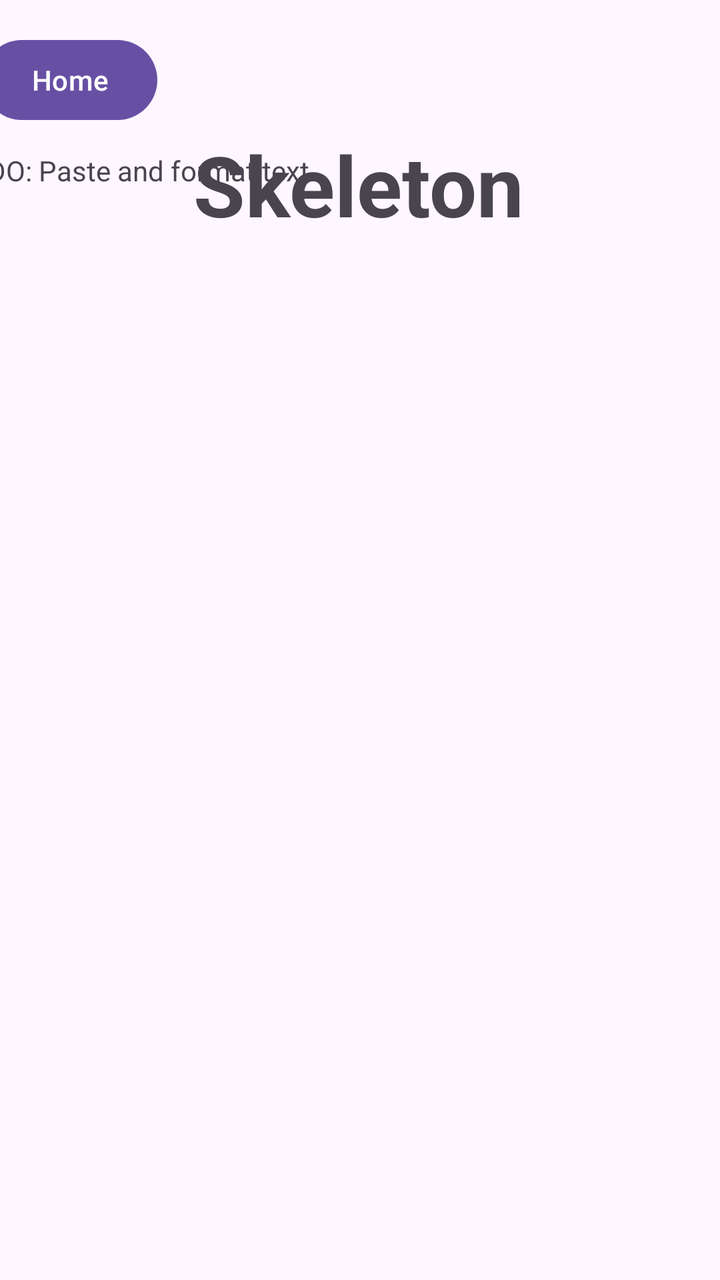
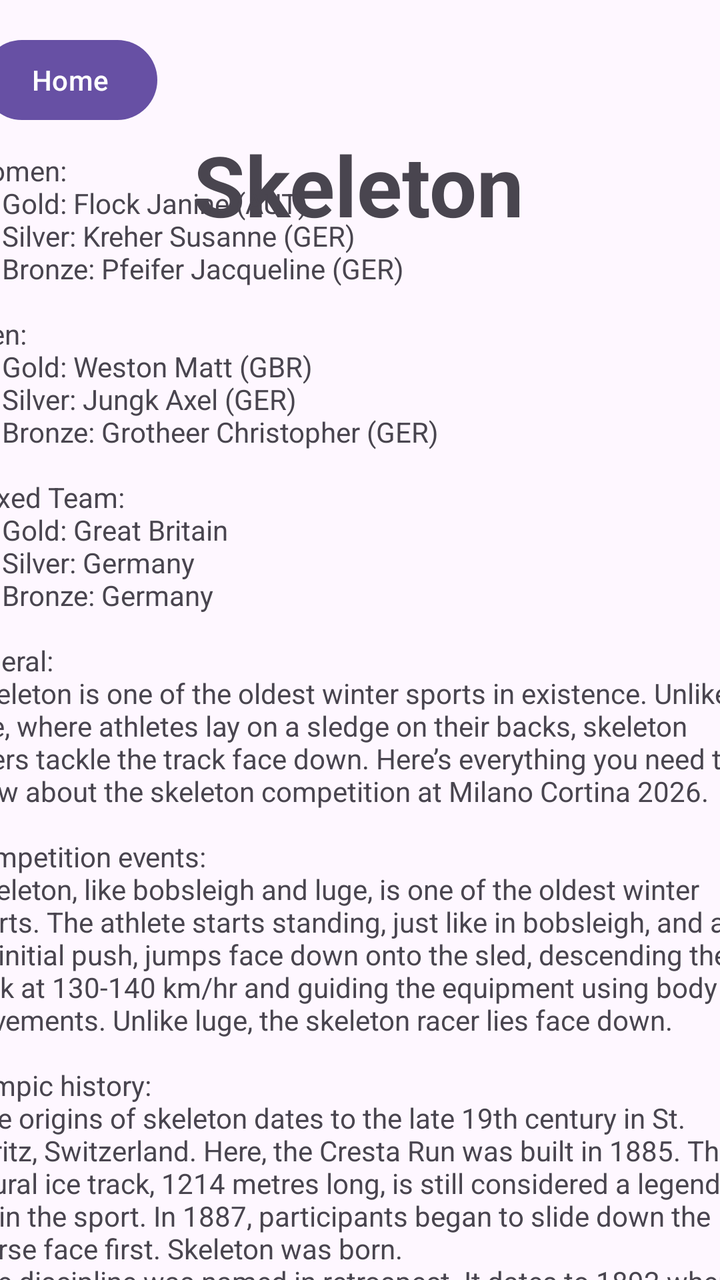

The first picture is an Android layout as it rendered before a commit; the second is the same layout after the commit. The layout source and the unified diff follow.
<!-- AndroidManifest.xml: application theme Theme.Olympicwintergames -->
<!-- res/layout/activity_main6.xml -->
<?xml version="1.0" encoding="utf-8"?>
<androidx.constraintlayout.widget.ConstraintLayout xmlns:android="http://schemas.android.com/apk/res/android"
    xmlns:app="http://schemas.android.com/apk/res-auto"
    xmlns:tools="http://schemas.android.com/tools"
    android:id="@+id/main"
    android:layout_width="match_parent"
    android:layout_height="match_parent"
    tools:context=".MainActivity6">

    <TextView
        android:id="@+id/textView6"
        android:layout_width="wrap_content"
        android:layout_height="wrap_content"
        android:layout_marginStart="137dp"
        android:layout_marginTop="64dp"
        android:layout_marginEnd="138dp"
        android:layout_marginBottom="23dp"
        android:text="Skeleton"
        android:textSize="42sp"
        android:textStyle="bold"
        app:layout_constraintBottom_toTopOf="@+id/scrollView3"
        app:layout_constraintEnd_toEndOf="parent"
        app:layout_constraintStart_toStartOf="parent"
        app:layout_constraintTop_toTopOf="parent" />

    <Button
        android:id="@+id/button2"
        android:layout_width="wrap_content"
        android:layout_height="wrap_content"
        android:layout_marginStart="16dp"
        android:layout_marginTop="16dp"
        android:layout_marginEnd="307dp"
        android:layout_marginBottom="79dp"
        android:onClick="goToHome"
        android:text="Home"
        app:layout_constraintBottom_toTopOf="@+id/scrollView3"
        app:layout_constraintEnd_toEndOf="parent"
        app:layout_constraintStart_toStartOf="parent"
        app:layout_constraintTop_toTopOf="parent" />

    <ScrollView
        android:layout_width="409dp"
        android:layout_height="609dp"
        android:layout_marginStart="1dp"
        android:layout_marginTop="1dp"
        android:layout_marginEnd="1dp"
        android:layout_marginBottom="1dp"
        app:layout_constraintBottom_toBottomOf="parent"
        app:layout_constraintEnd_toEndOf="parent"
        app:layout_constraintStart_toStartOf="parent"
        app:layout_constraintTop_toBottomOf="@+id/textView6">

        <TextView
            android:id="@+id/textView8"
            android:layout_width="match_parent"
            android:layout_height="wrap_content"
            android:text="TODO: Paste and format text" />
    </ScrollView>

</androidx.constraintlayout.widget.ConstraintLayout>
<!-- resources referenced by this layout -->
<resources>
  <style name="Theme.Olympicwintergames" parent="Base.Theme.Olympicwintergames" />
  <style name="Base.Theme.Olympicwintergames" parent="Theme.Material3.DayNight.NoActionBar">
          
          
      </style>
</resources>

<!-- the commit's change to res/layout/activity_main6.xml (unified diff, before → after) -->
@@ -54,7 +54,12 @@
             android:id="@+id/textView8"
             android:layout_width="match_parent"
             android:layout_height="wrap_content"
-            android:text="TODO: Paste and format text" />
+            android:text="\tWomen:\n\t\t1.Gold: Flock Janine (AUT)\n\t\t2.Silver: Kreher Susanne (GER)\n\t\t3.Bronze: Pfeifer Jacqueline (GER)\n\n\tMen:\n\t\t1.Gold: Weston Matt (GBR)\n\t\t2.Silver: Jungk Axel (GER)
+\n\t\t3.Bronze: Grotheer Christopher (GER)\n\n\tMixed Team:\n\t\t1.Gold: Great Britain\n\t\t2.Silver: Germany\n\t\t3.Bronze: Germany\n\nGeneral:\n\tSkeleton is one of the oldest winter sports in existence. Unlike luge, where athletes lay on a sledge on their backs, skeleton racers tackle the track face down. Here’s everything you need to know about the skeleton competition at Milano Cortina 2026.\n\n
+Competition events:\n\tSkeleton, like bobsleigh and luge, is one of the oldest winter sports. The athlete starts standing, just like in bobsleigh, and after the initial push, jumps face down onto the sled, descending the icy track at 130-140 km/hr and guiding the equipment using body movements. Unlike luge, the skeleton racer lies face down.
+\n\nOlympic history:\n\tThe origins of skeleton dates to the late 19th century in St. Moritz, Switzerland. Here, the Cresta Run was built in 1885. This natural ice track, 1214 metres long, is still considered a legendary run in the sport. In 1887, participants began to slide down the course face first. Skeleton was born.
+\n\tThe discipline was named in retrospect. It dates to 1892 when a new type of sledge was introduced, which was a metal frame resembling the structure of the human skeleton—hence the name\n\tFor decades, skeleton competitions were only held in St. Moritz. It’s no coincidence, therefore, that skeleton was included in the Olympic programme for both editions of the Games hosted by the Swiss resort (1928 and 1948). Due to its dangers and the lack of suitable tracks, the sport remained absent from the Olympic scene for over fifty years, but was reintroduced to the Olympic programme at Salt Lake City 2002 with the men's and women's competitions. At Milano Cortina 2026, the mixed team event will be added to the programme.
+\n\nRules:\n\tIn skeleton races, the athlete begins in a standing position, similar to the start in bobsleigh and luge, and once the green light appears, they have 30 seconds to begin their run. After a 25 to 40 metre sprint in which they push the sledge using its special handles, the athlete dives onto the sledge and steers through the course using only subtle shifts of body weight. Skeleton competitors can reach speeds of up to 130 to 140 kilometres per hour. The races take place on the same ice track used for luge and bobsled, with track lengths ranging from 1200 to 1650 metres and a maximum slope of 12 percent. The skeleton track at Beijing 2022 was notable for featuring the first 180 degree turn in the history of the Olympic Winter Games.\n" />
     </ScrollView>
 
 </androidx.constraintlayout.widget.ConstraintLayout>
